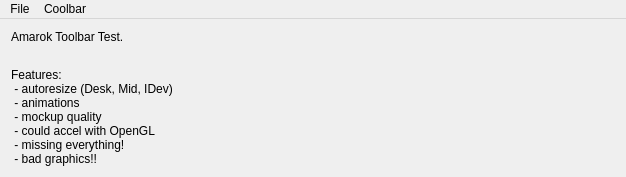
enricoros/k-ui-experiments-coolbar, file TestWindow.ui: the form before one commit.
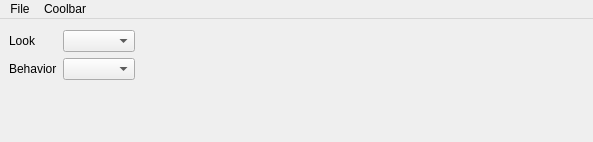
The form after the commit.

Commit message: More work on Themes + other options

The edit to the form file:
```diff
--- a/TestWindow.ui
+++ b/TestWindow.ui
@@ -6,36 +6,65 @@
    <rect>
     <x>0</x>
     <y>0</y>
-    <width>626</width>
-    <height>177</height>
+    <width>593</width>
+    <height>142</height>
    </rect>
   </property>
   <property name="windowTitle">
    <string>TestWindow</string>
   </property>
   <widget class="QWidget" name="centralWidget">
-   <layout class="QGridLayout" name="gridLayout">
-    <item row="0" column="0">
-     <widget class="QLabel" name="label">
-      <property name="text">
-       <string>Amarok Toolbar Test.</string>
+   <layout class="QVBoxLayout" name="verticalLayout">
+    <property name="leftMargin">
+     <number>0</number>
+    </property>
+    <property name="rightMargin">
+     <number>0</number>
+    </property>
+    <item>
+     <layout class="QGridLayout" name="gridLayout">
+      <property name="leftMargin">
+       <number>9</number>
       </property>
-     </widget>
-    </item>
-    <item row="2" column="0">
-     <widget class="QLabel" name="label_2">
-      <property name="text">
-       <string>Features:
- - autoresize (Desk, Mid, IDev)
- - animations
- - mockup quality
- - could accel with OpenGL
- - missing everything!
- - bad graphics!!</string>
+      <property name="rightMargin">
+       <number>9</number>
       </property>
-     </widget>
+      <item row="0" column="0">
+       <widget class="QLabel" name="label_3">
+        <property name="text">
+         <string>Look</string>
+        </property>
+       </widget>
+      </item>
+      <item row="0" column="1">
+       <widget class="QComboBox" name="themeCombo"/>
+      </item>
+      <item row="0" column="2" rowspan="2">
+       <spacer name="horizontalSpacer_2">
+        <property name="orientation">
+         <enum>Qt::Horizontal</enum>
+        </property>
+        <property name="sizeHint" stdset="0">
+         <size>
+          <width>40</width>
+          <height>38</height>
+         </size>
+        </property>
+       </spacer>
+      </item>
+      <item row="1" column="0">
+       <widget class="QLabel" name="label_5">
+        <property name="text">
+         <string>Behavior</string>
+        </property>
+       </widget>
+      </item>
+      <item row="1" column="1">
+       <widget class="QComboBox" name="layoutCombo"/>
+      </item>
+     </layout>
     </item>
-    <item row="1" column="0">
+    <item>
      <widget class="QWidget" name="container" native="true">
       <layout class="QVBoxLayout" name="containerLayout">
        <property name="spacing">
@@ -54,7 +83,7 @@
     <rect>
      <x>0</x>
      <y>0</y>
-     <width>626</width>
+     <width>593</width>
      <height>26</height>
     </rect>
    </property>
```
Left out of the diff: 51 changed lines with no effect on the pictures. The commit also changes 14 other files.
